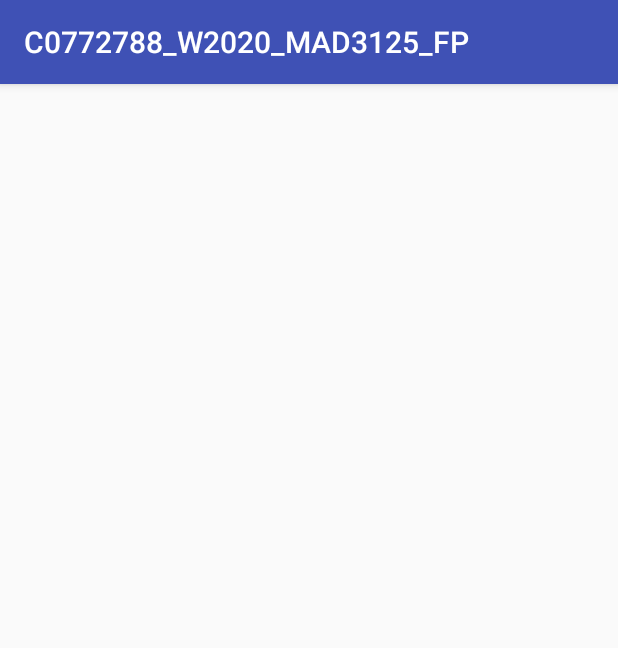
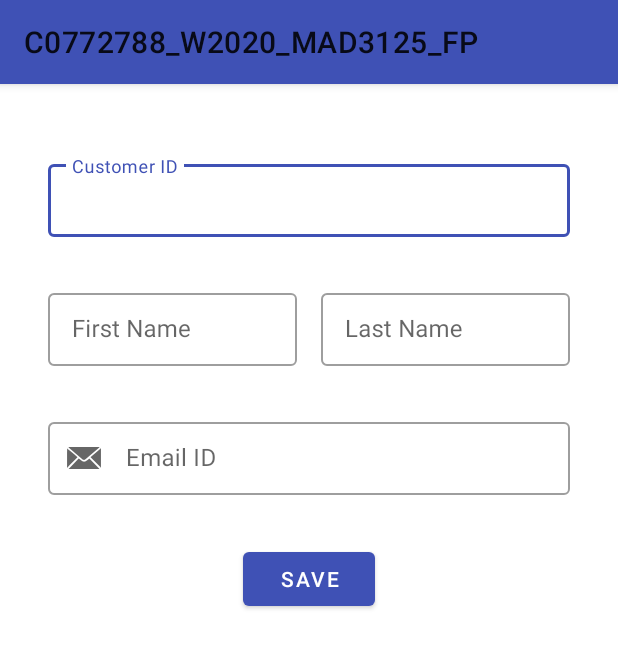
Before and after one commit to avanipatel9/C0772788_W2020_MAD3125_FP, an Android app: the AddNewCustomerActivity screen opened directly, with no data from a screen before it, on a phone screen of 412 x 824 dp. Shown: the top 648 px of the screen. Run offline under Robolectric (Android 15) with nearby library versions, the phone set to English and light mode, and no system bars.

Commit message:
[AP] XML created to add new customer

```diff
--- a/app/src/main/AndroidManifest.xml
+++ b/app/src/main/AndroidManifest.xml
@@ -15,7 +15,7 @@
         <activity android:name=".ui.MainActivity" />
         <activity
             android:name=".ui.SplashActivity"
-            android:theme="@style/Theme.AppCompat.Light.NoActionBar">
+            android:theme="@style/Theme.MaterialComponents.Light.NoActionBar">
             <intent-filter>
                 <action android:name="android.intent.action.MAIN" />
 
--- a/app/src/main/res/layout/activity_add_new_customer.xml
+++ b/app/src/main/res/layout/activity_add_new_customer.xml
@@ -4,6 +4,101 @@
     xmlns:tools="http://schemas.android.com/tools"
     android:layout_width="match_parent"
     android:layout_height="match_parent"
-    tools:context=".ui.AddNewCustomerActivity">
+    tools:context=".ui.AddNewCustomerActivity"
+    android:padding="16dp">
+
+    <com.google.android.material.textfield.TextInputLayout
+        android:id="@+id/customer_id"
+        android:layout_width="match_parent"
+        android:layout_height="wrap_content"
+        android:layout_marginStart="16dp"
+        android:layout_marginTop="32dp"
+        android:layout_marginEnd="16dp"
+        style="@style/Widget.MaterialComponents.TextInputLayout.OutlinedBox.Dense"
+        android:hint="Customer ID"
+        app:layout_constraintEnd_toEndOf="parent"
+        app:layout_constraintStart_toStartOf="parent"
+        app:layout_constraintTop_toTopOf="parent">
+        <com.google.android.material.textfield.TextInputEditText
+            android:id="@+id/edt_customer_id"
+            android:layout_width="match_parent"
+            android:layout_height="wrap_content"/>
+    </com.google.android.material.textfield.TextInputLayout>
+
+
+    <LinearLayout
+        android:id="@+id/ll_1"
+        android:layout_width="match_parent"
+        android:layout_height="wrap_content"
+        android:layout_marginStart="16dp"
+        android:layout_marginTop="32dp"
+        android:layout_marginEnd="16dp"
+        app:layout_constraintEnd_toEndOf="parent"
+        app:layout_constraintStart_toStartOf="parent"
+        app:layout_constraintTop_toBottomOf="@+id/customer_id"
+        android:weightSum="2"
+        android:baselineAligned="false">
+
+        <com.google.android.material.textfield.TextInputLayout
+            android:id="@+id/first_name"
+            android:layout_width="0dp"
+            android:layout_height="wrap_content"
+            android:layout_weight="1"
+            style="@style/Widget.MaterialComponents.TextInputLayout.OutlinedBox.Dense"
+            android:hint="First Name">
+
+            <com.google.android.material.textfield.TextInputEditText
+                android:id="@+id/edt_first_name"
+                android:layout_width="match_parent"
+                android:layout_height="wrap_content" />
+        </com.google.android.material.textfield.TextInputLayout>
+
+        <com.google.android.material.textfield.TextInputLayout
+            android:id="@+id/last_name"
+            android:layout_width="0dp"
+            android:layout_height="wrap_content"
+            android:layout_marginStart="16dp"
+            android:layout_weight="1"
+            style="@style/Widget.MaterialComponents.TextInputLayout.OutlinedBox.Dense"
+            android:hint="Last Name">
+
+            <com.google.android.material.textfield.TextInputEditText
+                android:id="@+id/edt_last_name"
+                android:layout_width="match_parent"
+                android:layout_height="wrap_content" />
+        </com.google.android.material.textfield.TextInputLayout>
+    </LinearLayout>
+
+        <com.google.android.material.textfield.TextInputLayout
+            android:id="@+id/email"
+            android:layout_width="match_parent"
+            android:layout_height="wrap_content"
+            android:hint="Email ID"
+            android:layout_marginStart="16dp"
+            android:layout_marginEnd="16dp"
+            android:layout_marginTop="32dp"
+            app:layout_constraintEnd_toEndOf="parent"
+            app:layout_constraintStart_toStartOf="parent"
+            app:layout_constraintTop_toBottomOf="@+id/ll_1"
+            style="@style/Widget.MaterialComponents.TextInputLayout.OutlinedBox.Dense"
+            app:startIconDrawable="@android:drawable/sym_action_email">
+
+            <com.google.android.material.textfield.TextInputEditText
+                android:id="@+id/edt_email"
+                android:layout_width="match_parent"
+                android:layout_height="wrap_content" />
+        </com.google.android.material.textfield.TextInputLayout>
+
+    <com.google.android.material.button.MaterialButton
+        android:layout_width="wrap_content"
+        android:layout_height="wrap_content"
+        android:layout_marginStart="16dp"
+        android:layout_marginTop="32dp"
+        android:layout_marginEnd="16dp"
+        android:text="Save"
+        app:layout_constraintEnd_toEndOf="parent"
+        app:layout_constraintStart_toStartOf="parent"
+        app:layout_constraintTop_toBottomOf="@+id/email" />
+
 
 </androidx.constraintlayout.widget.ConstraintLayout>
--- a/app/src/main/res/values/styles.xml
+++ b/app/src/main/res/values/styles.xml
@@ -1,7 +1,7 @@
 <resources>
 
     <!-- Base application theme. -->
-    <style name="AppTheme" parent="Theme.AppCompat.Light.DarkActionBar">
+    <style name="AppTheme" parent="Theme.MaterialComponents.Light">
         <!-- Customize your theme here. -->
         <item name="colorPrimary">@color/colorPrimary</item>
         <item name="colorPrimaryDark">@color/colorPrimaryDark</item>
```
Also changed, not shown: app/src/main/res/drawable/customer.png (added), app/src/main/res/drawable/mail.png (added).
